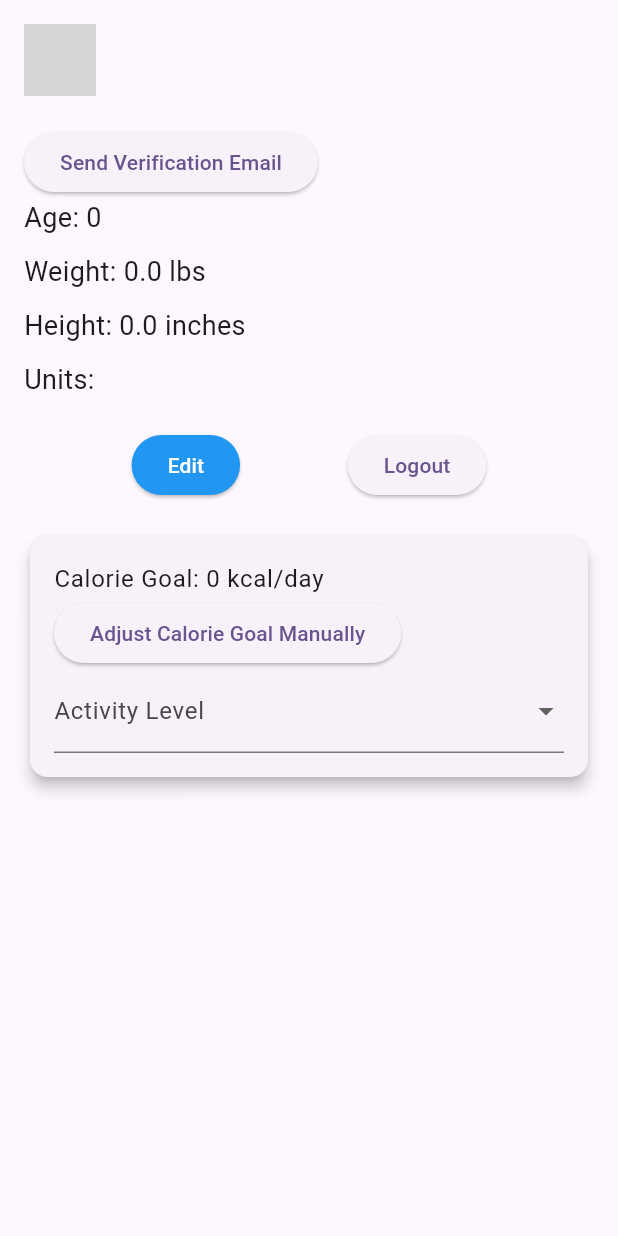
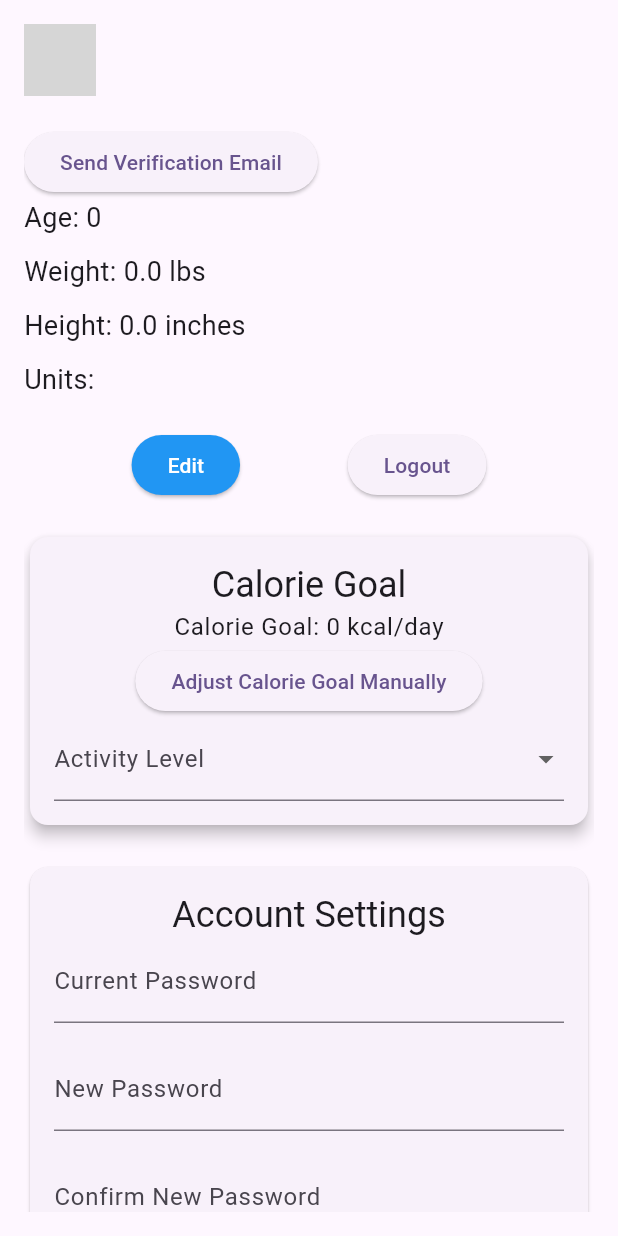
Before and after one commit to cjennison/fasthealthtracker, a Flutter app: the ProfileView screen opened by its route, on a phone screen of 412 x 824 dp. Run offline on Flutter 3.47's test engine with Material 3 defaults, Android fonts, the phone set to English and light mode, and no system bars; our stand-ins replace flutter_dotenv, get_it, pie_chart, shared_preferences; accounts and stored records are empty; network calls fail; grey boxes are pictures that could not be loaded.

Commit message:
add account settings component

```diff
--- /dev/null
+++ b/lib/components/home/profile/account_settings.dart
@@ -0,0 +1,143 @@
+import 'package:fasthealthcheck/services/api/classes/api_exception.dart';
+import 'package:flutter/material.dart';
+import 'package:provider/provider.dart';
+import 'package:fasthealthcheck/services/user_service.dart';
+
+class AccountSettings extends StatefulWidget {
+  const AccountSettings({super.key});
+
+  @override
+  State<AccountSettings> createState() => _AccountSettingsState();
+}
+
+class _AccountSettingsState extends State<AccountSettings> {
+  final _formKey = GlobalKey<FormState>();
+  final _currentPasswordController = TextEditingController();
+  final _newPasswordController = TextEditingController();
+  final _confirmPasswordController = TextEditingController();
+  bool _isUpdating = false;
+  String? _errorMessage;
+
+  Future<void> _changePassword() async {
+    if (!_formKey.currentState!.validate()) return;
+
+    setState(() {
+      _isUpdating = true;
+      _errorMessage = null;
+    });
+
+    final userService = Provider.of<UserService>(context, listen: false);
+    final userId = userService.currentUser?.id;
+
+    try {
+      await userService.changePassword(userId!, _currentPasswordController.text,
+          _newPasswordController.text);
+      ScaffoldMessenger.of(context).showSnackBar(
+        const SnackBar(content: Text('Password updated successfully!')),
+      );
+
+      // Reset all controller values
+      _currentPasswordController.clear();
+      _newPasswordController.clear();
+      _confirmPasswordController.clear();
+    } catch (error) {
+      _currentPasswordController.clear();
+      _newPasswordController.clear();
+      _confirmPasswordController.clear();
+      setState(() {
+        if (error is ApiException) {
+          _errorMessage = error.message;
+        } else {
+          _errorMessage = 'An unexpected error occurred';
+        }
+      });
+    } finally {
+      setState(() {
+        _isUpdating = false;
+      });
+    }
+  }
+
+  @override
+  Widget build(BuildContext context) {
+    return Card(
+      child: Column(
+        children: [
+          if (_errorMessage != null)
+            Padding(
+              padding: const EdgeInsets.only(bottom: 16.0),
+              child: Text(
+                _errorMessage!,
+                style: const TextStyle(color: Colors.red, fontSize: 14),
+              ),
+            ),
+          Padding(
+            padding: const EdgeInsets.all(16.0),
+            child: Form(
+              key: _formKey,
+              child: Column(
+                children: [
+                  Text(
+                    "Account Settings",
+                    style: Theme.of(context).textTheme.headlineSmall,
+                  ),
+                  TextFormField(
+                    controller: _currentPasswordController,
+                    obscureText: true,
+                    decoration: const InputDecoration(
+                      labelText: 'Current Password',
+                    ),
+                    validator: (value) => value == null || value.isEmpty
+                        ? 'Required field'
+                        : null,
+                  ),
+                  const SizedBox(height: 16),
+                  TextFormField(
+                    controller: _newPasswordController,
+                    obscureText: true,
+                    decoration: const InputDecoration(
+                      labelText: 'New Password',
+                    ),
+                    validator: (value) {
+                      if (value == null || value.isEmpty) {
+                        return 'Required field';
+                      }
+                      if (value.length < 6) {
+                        return 'Password must be at least 6 characters';
+                      }
+                      return null;
+                    },
+                  ),
+                  const SizedBox(height: 16),
+                  TextFormField(
+                    controller: _confirmPasswordController,
+                    obscureText: true,
+                    decoration: const InputDecoration(
+                      labelText: 'Confirm New Password',
+                    ),
+                    validator: (value) {
+                      if (value == null || value.isEmpty) {
+                        return 'Required field';
+                      }
+                      if (value != _newPasswordController.text) {
+                        return 'Passwords do not match';
+                      }
+                      return null;
+                    },
+                  ),
+                  const SizedBox(height: 20),
+                  _isUpdating
+                      ? const CircularProgressIndicator()
+                      : ElevatedButton(
+                          onPressed: _changePassword,
+                          child: const Text('Update Password'),
+                        ),
+                ],
+              ),
+            ),
+          ),
+        ],
+      ),
+    );
+  }
+}
--- a/lib/components/home/profile_view.dart
+++ b/lib/components/home/profile_view.dart
@@ -1,3 +1,4 @@
+import 'package:fasthealthcheck/components/home/profile/account_settings.dart';
 import 'package:fasthealthcheck/components/shared/calorie_goal_card.dart';
 import 'package:fasthealthcheck/models/user.dart';
 import 'package:flutter/material.dart';
@@ -188,6 +189,11 @@ class _ProfileViewState extends State<ProfileView> {
               ],
             ),
             const SizedBox(height: 20),
+            Flexible(
+              child: SingleChildScrollView(
+                  child: (Column(
+                crossAxisAlignment: CrossAxisAlignment.start,
+                children: [
                   userService.isUserVerified
                       ? Row(
                           children: const [
@@ -259,7 +265,8 @@ class _ProfileViewState extends State<ProfileView> {
                         DropdownButtonFormField<String>(
                           value: units,
                           items: const [
-                      DropdownMenuItem(value: 'metric', child: Text('Metric')),
+                            DropdownMenuItem(
+                                value: 'metric', child: Text('Metric')),
                             DropdownMenuItem(
                                 value: 'imperial', child: Text('Imperial')),
                           ],
@@ -347,6 +354,19 @@ class _ProfileViewState extends State<ProfileView> {
                         ),
                         child: const CalorieGoalCard()),
                   ),
+                  SizedBox(height: 20),
+
+                  Center(
+                    child: ConstrainedBox(
+                        constraints: BoxConstraints(
+                          maxWidth: 600,
+                        ),
+                        child: const AccountSettings()),
+                  ),
+                  SizedBox(height: 20),
+                ],
+              ))),
+            )
           ],
         ),
       ),
--- a/lib/components/shared/calorie_goal_card.dart
+++ b/lib/components/shared/calorie_goal_card.dart
@@ -158,8 +158,11 @@ class _CalorieGoalCardState extends State<CalorieGoalCard> {
             child: Padding(
               padding: const EdgeInsets.all(16.0),
               child: Column(
-                crossAxisAlignment: CrossAxisAlignment.start,
                 children: [
+                  Text(
+                    "Calorie Goal",
+                    style: Theme.of(context).textTheme.headlineSmall,
+                  ),
                   Text(
                     'Calorie Goal: $_calorieTarget kcal/day',
                     style: Theme.of(context).textTheme.bodyLarge,
```
Also changed, not shown: lib/services/api/api_user_service.dart (+7 -0 lines), lib/services/user_service.dart (+13 -0 lines). Lines whose indentation alone changed are shown as unchanged.
